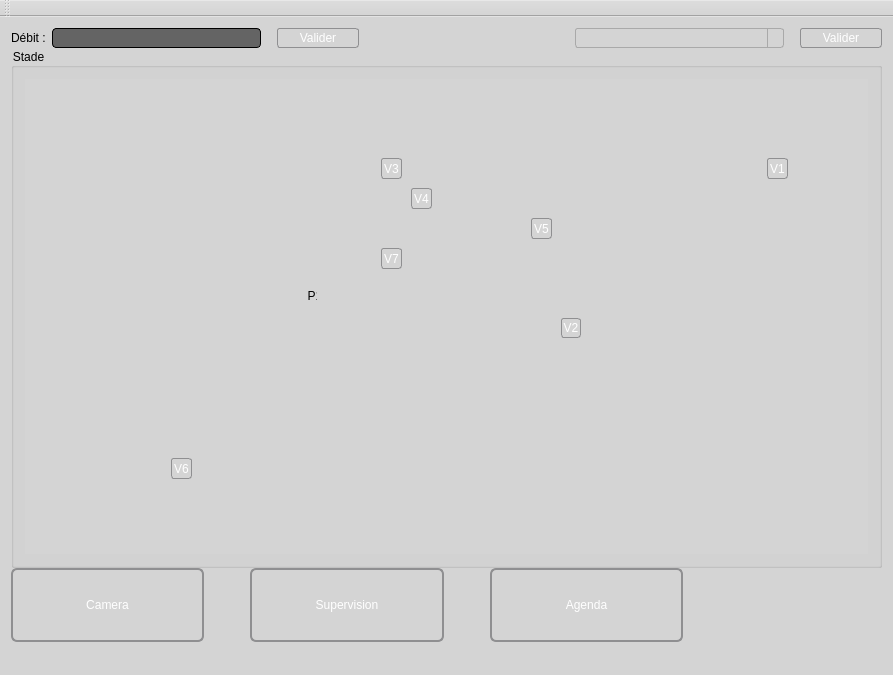
Qt form mainwindow.ui (CalmettesT/Projet-BTS) before a commit.
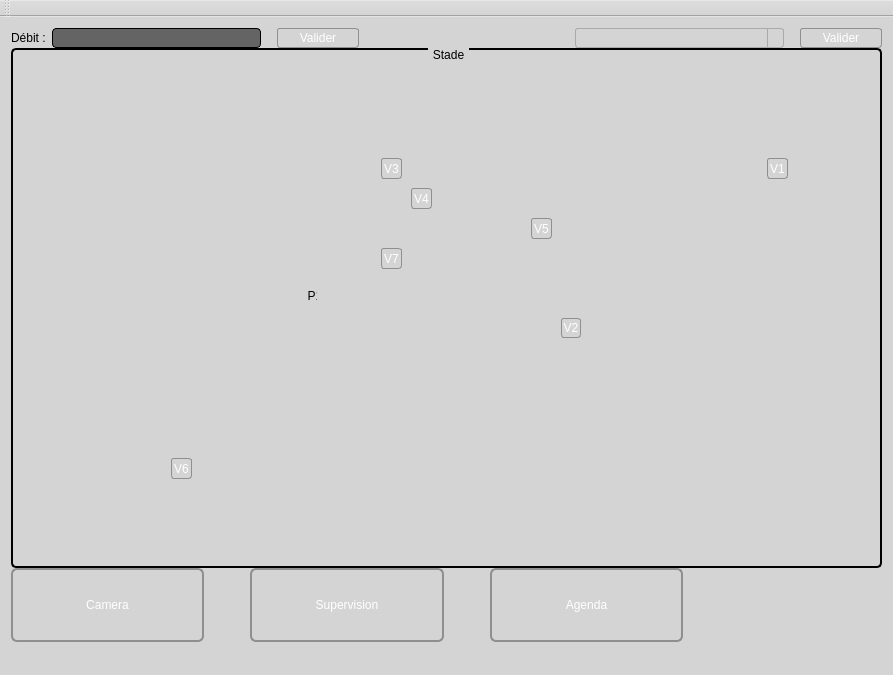
The same form after that commit. Icons and pictures are not drawn. Custom widgets are drawn as their Qt base class.

```diff
--- a/mainwindow.ui
+++ b/mainwindow.ui
@@ -255,7 +255,22 @@
       <item>
        <widget class="QGroupBox" name="groupBox">
         <property name="styleSheet">
-         <string notr="true">color: rgb(0, 0, 0);</string>
+         <string notr="true"> QGroupBox {
+	color: rgb(0, 0, 0);
+     background-color: qlineargradient(x1: 0, y1: 0, x2: 0, y2: 1,
+                                       stop: 0 #D4D4D4, stop: 1 #D4D4D4);
+     border: 2px solid black;
+     border-radius: 5px;
+     margin-top: 1ex; /* leave space at the top for the title */
+ }
+ 
+ QGroupBox::title {
+     subcontrol-origin: margin;
+     subcontrol-position: top center; /* position at the top center */
+     padding: 0 3px;
+     background-color: qlineargradient(x1: 0, y1: 0, x2: 0, y2: 1,
+                                       stop: 0 #C8C8C8, stop: 1 #E6E6E6);
+ }</string>
         </property>
         <property name="title">
          <string>Stade</string>
```
Left out of the diff: 3 changed lines with no effect on the pictures.
